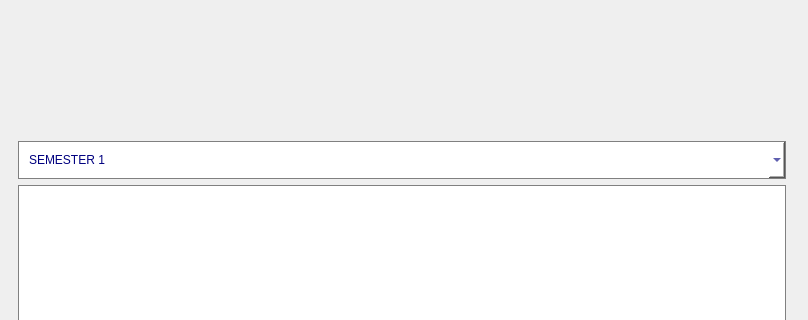
nmthuy426/KTLT-FINALTERM, file ui/Teacher/TeacherMainWindow.ui: the form before one commit; both pictures show x 0 to 808 and y 176 to 496 of the 808 by 684 pixel window.
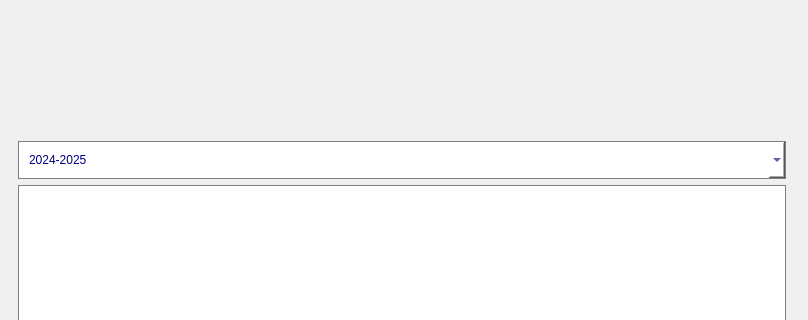
The form after the commit. Icons and pictures are not drawn.

The edit to the form file:
```diff
--- a/ui/Teacher/TeacherMainWindow.ui
+++ b/ui/Teacher/TeacherMainWindow.ui
@@ -190,7 +190,7 @@
             </property>
             <item>
              <property name="text">
-              <string>SEMESTER 1</string>
+              <string>2024-2025</string>
              </property>
             </item>
             <item>
```
Left out of the diff: 4 changed lines with no effect on the pictures.
